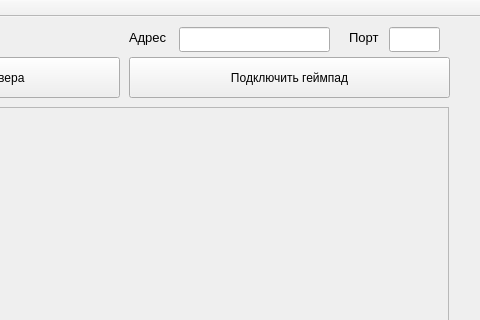
Before: the Qt Designer form GUITcpServer/mainwindow.ui in ArtyomZubko/YUVStreamReciever, drawn with Qt 5; both pictures show x 221 to 701 and y 0 to 320 of the 701 by 632 pixel window.
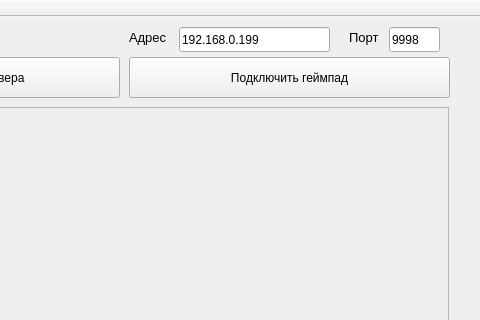
After: the same form once the commit is applied.

What changed in the file:
```diff
--- a/GUITcpServer/mainwindow.ui
+++ b/GUITcpServer/mainwindow.ui
@@ -99,6 +99,9 @@
       <height>25</height>
      </rect>
     </property>
+    <property name="text">
+     <string>192.168.0.199</string>
+    </property>
    </widget>
    <widget class="QLineEdit" name="gmpdPort">
     <property name="geometry">
@@ -109,6 +112,9 @@
       <height>25</height>
      </rect>
     </property>
+    <property name="text">
+     <string>9998</string>
+    </property>
    </widget>
    <widget class="QLabel" name="label_3">
     <property name="geometry">
```
